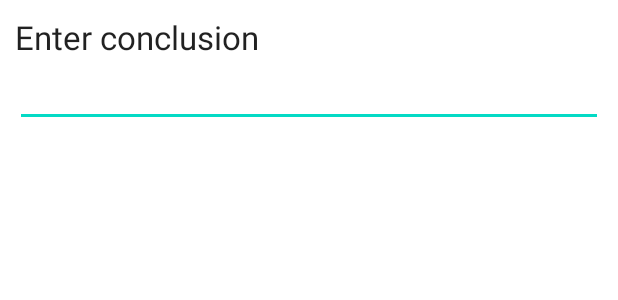
After one commit to Nooomer/TVM, an Android app: the layout conclusion.xml on its own in the app's theme, with its tools: preview values and no code run, on a phone screen of 412 x 824 dp. The commit adds this screen. Shown: the top 300 px of the screen. Run offline under Robolectric (Android 15) with nearby library versions, the phone set to English and light mode, and no system bars; network calls fail.

Commit message:
Fix Dialog for new conclusion.

```diff
--- a/app/src/main/java/com/tvmedicine/RetrofitService.kt
+++ b/app/src/main/java/com/tvmedicine/RetrofitService.kt
@@ -71,6 +71,8 @@ interface RetrofitServices {
     @GET("api/{method}")
     fun addConclusion(
             @Path("method") method_name: String?,
+            @Query("treat_id") treat_id: Int?,
+            @Query("conc_text") conc_text: String?,
             @Query("phone_number") phone_number: String?
     ): Call<List<AuthModel?>?>?
 }
--- /dev/null
+++ b/app/src/main/res/layout/conclusion.xml
@@ -0,0 +1,26 @@
+<?xml version="1.0" encoding="utf-8"?>
+<LinearLayout
+    xmlns:android="http://schemas.android.com/apk/res/android"
+    android:id="@+id/layout_root"
+    android:clickable="true"
+    android:layout_width="fill_parent"
+    android:layout_height="fill_parent"
+    android:orientation="vertical"
+    android:padding="10dp"
+    android:focusable="true"
+    >
+
+    <TextView
+        android:id="@+id/phone_number_field"
+        android:layout_width="wrap_content"
+        android:layout_height="wrap_content"
+        android:text="@string/enter_conclusion"
+        android:textAppearance="?android:attr/textAppearanceLarge" />
+
+    <EditText
+        android:id="@+id/conclusion_add_text_field"
+        android:layout_width="match_parent"
+        android:layout_height="wrap_content"
+        android:autofillHints="Enter conclusion">
+    </EditText>
+</LinearLayout>
```
Also changed, not shown: app/src/main/java/com/tvmedicine/TreatmentActivity.kt (+30 -10 lines).
